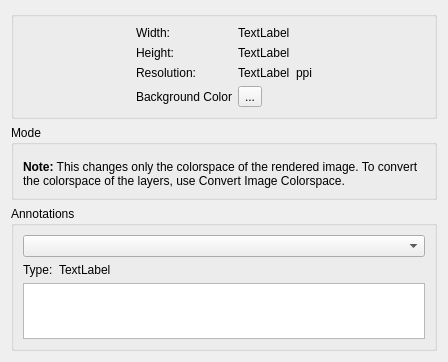
First picture: the form in libs/ui/forms/wdgimageproperties.ui, repository KDE/krita, before the edit.
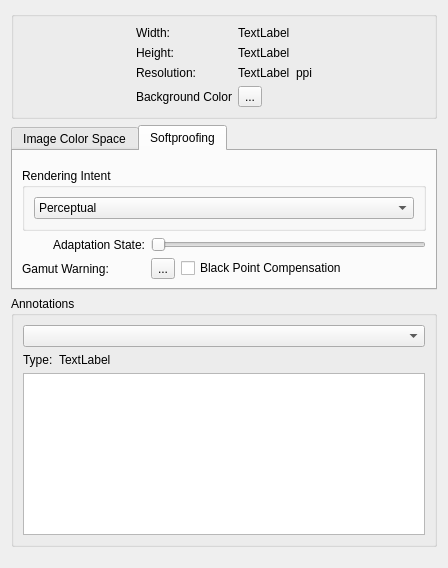
Second picture: the form after the edit. The open tabs and pages were chosen to show the change. Custom widgets are drawn as their Qt base class.

Commit message: Merge in softproofing and ocio looks.

```diff
--- a/libs/ui/forms/wdgimageproperties.ui
+++ b/libs/ui/forms/wdgimageproperties.ui
@@ -7,7 +7,7 @@
     <x>0</x>
     <y>0</y>
     <width>448</width>
-    <height>340</height>
+    <height>568</height>
    </rect>
   </property>
   <property name="windowTitle">
@@ -138,31 +138,6 @@
      </layout>
     </widget>
    </item>
-   <item row="1" column="0">
-    <widget class="QGroupBox" name="grpMode">
-     <property name="title">
-      <string>Mode</string>
-     </property>
-     <layout class="QVBoxLayout" name="verticalLayout">
-      <item>
-       <widget class="KisColorSpaceSelector" name="colorSpaceSelector"/>
-      </item>
-      <item>
-       <widget class="QLabel" name="label_2">
-        <property name="text">
-         <string>&lt;html&gt;&lt;head/&gt;&lt;body&gt;&lt;p&gt;&lt;span style=&quot; font-weight:600;&quot;&gt;Note:&lt;/span&gt; This changes only the colorspace of the rendered image. To convert the colorspace of the layers, use Convert Image Colorspace.&lt;/p&gt;&lt;/body&gt;&lt;/html&gt;</string>
-        </property>
-        <property name="textFormat">
-         <enum>Qt::RichText</enum>
-        </property>
-        <property name="wordWrap">
-         <bool>true</bool>
-        </property>
-       </widget>
-      </item>
-     </layout>
-    </widget>
-   </item>
    <item row="2" column="0">
     <widget class="QGroupBox" name="grpAnnotations">
      <property name="title">
@@ -219,6 +194,129 @@
      </property>
     </spacer>
    </item>
+   <item row="1" column="0">
+    <widget class="QTabWidget" name="grpColorM">
+     <property name="currentIndex">
+      <number>0</number>
+     </property>
+     <widget class="QWidget" name="grpMode">
+      <attribute name="title">
+       <string>Image Color Space</string>
+      </attribute>
+      <layout class="QVBoxLayout" name="verticalLayout">
+       <item>
+        <widget class="KisColorSpaceSelector" name="colorSpaceSelector" native="true"/>
+       </item>
+       <item>
+        <widget class="QLabel" name="label_2">
+         <property name="text">
+          <string>&lt;html&gt;&lt;head/&gt;&lt;body&gt;&lt;p&gt;&lt;span style=&quot; font-weight:600;&quot;&gt;Note:&lt;/span&gt; This changes only the colorspace of the rendered image. To convert the colorspace of the layers, use Convert Image Colorspace.&lt;/p&gt;&lt;/body&gt;&lt;/html&gt;</string>
+         </property>
+         <property name="textFormat">
+          <enum>Qt::RichText</enum>
+         </property>
+         <property name="wordWrap">
+          <bool>true</bool>
+         </property>
+        </widget>
+       </item>
+      </layout>
+     </widget>
+     <widget class="QWidget" name="grpSoftProof">
+      <attribute name="title">
+       <string>Softproofing</string>
+      </attribute>
+      <layout class="QGridLayout" name="gridLayout">
+       <item row="3" column="1">
+        <widget class="QToolButton" name="gamutAlarm">
+         <property name="text">
+          <string>...</string>
+         </property>
+        </widget>
+       </item>
+       <item row="3" column="0">
+        <widget class="QLabel" name="lblGamutWarning">
+         <property name="text">
+          <string>Gamut Warning:</string>
+         </property>
+        </widget>
+       </item>
+       <item row="2" column="0">
+        <widget class="QLabel" name="lblAdaptationState">
+         <property name="layoutDirection">
+          <enum>Qt::LeftToRight</enum>
+         </property>
+         <property name="text">
+          <string>Adaptation State:</string>
+         </property>
+         <property name="alignment">
+          <set>Qt::AlignRight|Qt::AlignTrailing|Qt::AlignVCenter</set>
+         </property>
+        </widget>
+       </item>
+       <item row="2" column="1" colspan="3">
+        <widget class="QSlider" name="sldAdaptationState">
+         <property name="toolTip">
+          <string>&lt;html&gt;&lt;head/&gt;&lt;body&gt;&lt;p&gt;Set how much you wish to correct the adaptation state. This will affect how &lt;span style=&quot; font-style:italic;&quot;&gt;Absolute Colorimetric&lt;/span&gt; changes the whites of your image. In Layman's terms: how much do you wish to have the color management correct the paper-color to screen white while using &lt;span style=&quot; font-style:italic;&quot;&gt;Absolute Colorimetric&lt;/span&gt;?&lt;/p&gt;&lt;/body&gt;&lt;/html&gt;</string>
+         </property>
+         <property name="orientation">
+          <enum>Qt::Horizontal</enum>
+         </property>
+        </widget>
+       </item>
+       <item row="3" column="2" colspan="2">
+        <widget class="QCheckBox" name="ckbBlackPointComp">
+         <property name="toolTip">
+          <string>&lt;html&gt;&lt;head/&gt;&lt;body&gt;&lt;p&gt;Black Point compensation matches the darkest color of the source device to the darkest color of the destination device. Relative Colorimetric without Black Point Compensation will show the difference between the darkest values. With blackpoint compensation, black is black.&lt;/p&gt;&lt;/body&gt;&lt;/html&gt;</string>
+         </property>
+         <property name="text">
+          <string>Black Point Compensation</string>
+         </property>
+        </widget>
+       </item>
+       <item row="0" column="0" colspan="4">
+        <widget class="KisColorSpaceSelector" name="proofSpaceSelector" native="true"/>
+       </item>
+       <item row="1" column="0" colspan="4">
+        <widget class="QGroupBox" name="groupBox">
+         <property name="title">
+          <string>Rendering Intent</string>
+         </property>
+         <layout class="QFormLayout" name="formLayout_2">
+          <item row="0" column="0" colspan="2">
+           <widget class="QComboBox" name="cmbIntent">
+            <property name="currentIndex">
+             <number>0</number>
+            </property>
+            <item>
+             <property name="text">
+              <string>Perceptual</string>
+             </property>
+            </item>
+            <item>
+             <property name="text">
+              <string>Relative Colorimetric</string>
+             </property>
+            </item>
+            <item>
+             <property name="text">
+              <string>Saturation</string>
+             </property>
+            </item>
+            <item>
+             <property name="text">
+              <string>Absolute Colorimetric</string>
+             </property>
+            </item>
+           </widget>
+          </item>
+         </layout>
+        </widget>
+       </item>
+      </layout>
+     </widget>
+    </widget>
+   </item>
   </layout>
  </widget>
  <customwidgets>
```
The commit also changes 44 other files.
